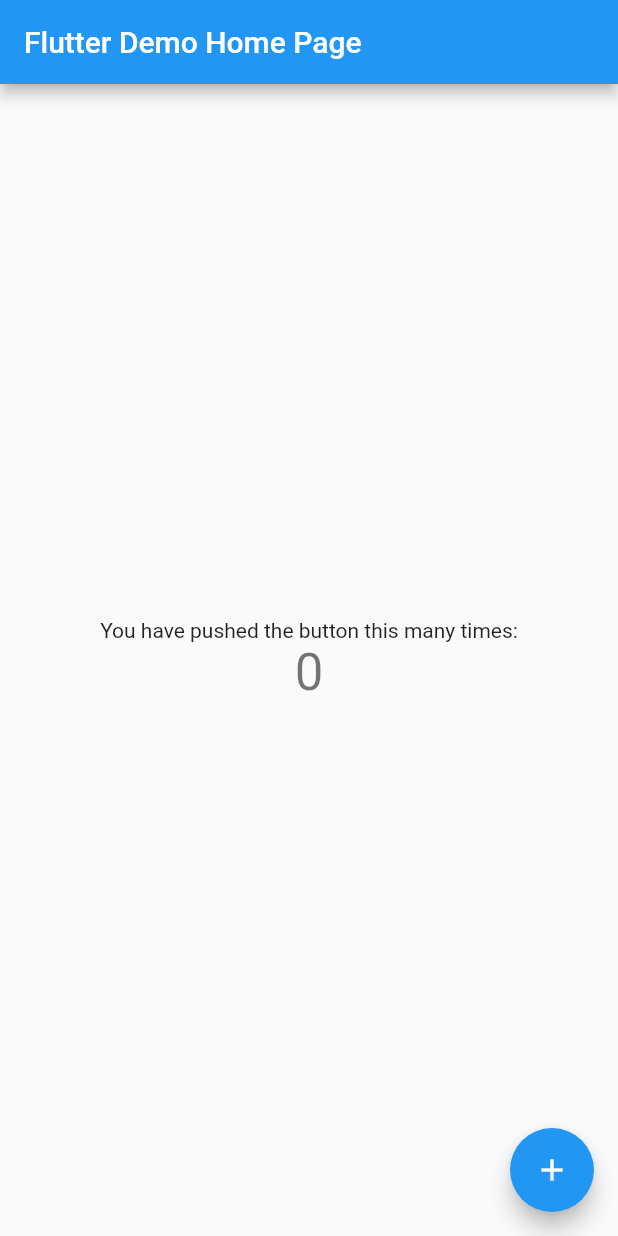
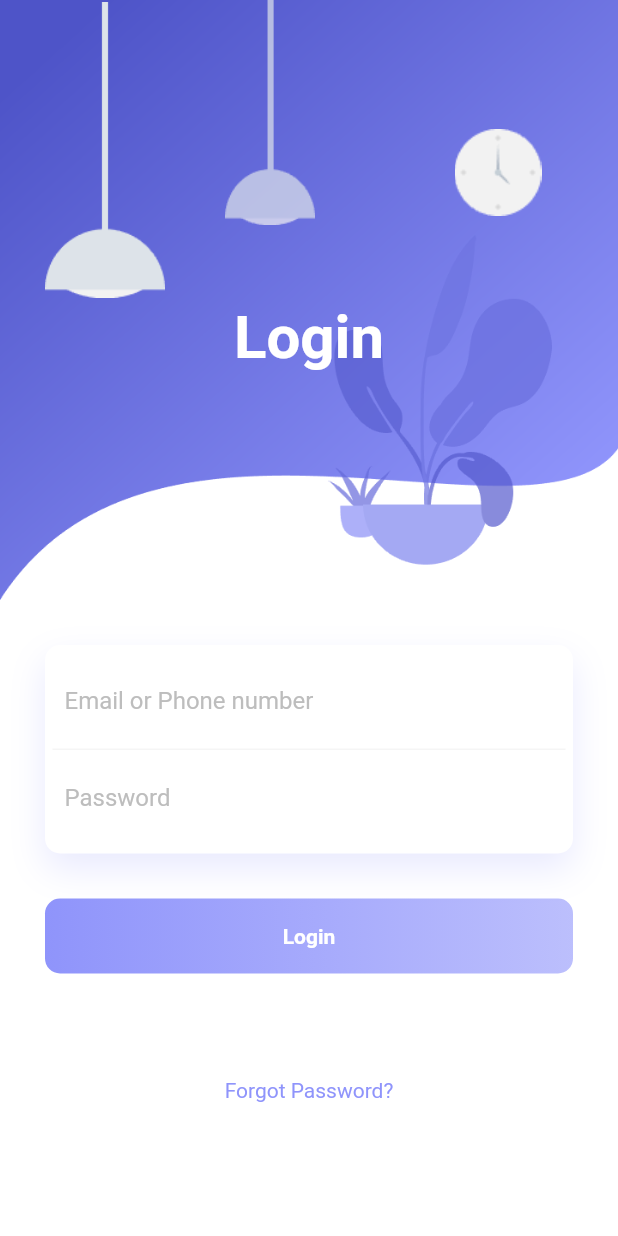
Before and after one commit to afgprogrammer/Flutter-Login-Page-UI, a Flutter app: the screen it shows after launch, on a phone screen of 412 x 824 dp. Run offline on Flutter 3.47's test engine with Material 2 defaults, Android fonts, the phone set to English and light mode, and no system bars; our stand-ins replace simple_animations.

Commit message:
Make main page

```diff
--- a/lib/main.dart
+++ b/lib/main.dart
@@ -1,111 +1,148 @@
+import 'package:day12_login/Animation/FadeAnimation.dart';
 import 'package:flutter/material.dart';
 
-void main() => runApp(MyApp());
+void main() => runApp(
+  MaterialApp(
+    debugShowCheckedModeBanner: false,
+    home: HomePage(),
+  )
+);
 
-class MyApp extends StatelessWidget {
-  // This widget is the root of your application.
+class HomePage extends StatelessWidget {
   @override
   Widget build(BuildContext context) {
-    return MaterialApp(
-      title: 'Flutter Demo',
-      theme: ThemeData(
-        // This is the theme of your application.
-        //
-        // Try running your application with "flutter run". You'll see the
-        // application has a blue toolbar. Then, without quitting the app, try
-        // changing the primarySwatch below to Colors.green and then invoke
-        // "hot reload" (press "r" in the console where you ran "flutter run",
-        // or simply save your changes to "hot reload" in a Flutter IDE).
-        // Notice that the counter didn't reset back to zero; the application
-        // is not restarted.
-        primarySwatch: Colors.blue,
+    return Scaffold(
+      backgroundColor: Colors.white,
+      body: Container(
+        child: Column(
+          children: <Widget>[
+            Container(
+              height: 400,
+              decoration: BoxDecoration(
+                image: DecorationImage(
+                  image: AssetImage('assets/images/background.png'),
+                  fit: BoxFit.fill
+                )
+              ),
+              child: Stack(
+                children: <Widget>[
+                  Positioned(
+                    left: 30,
+                    width: 80,
+                    height: 200,
+                    child: FadeAnimation(1, Container(
+                      decoration: BoxDecoration(
+                        image: DecorationImage(
+                          image: AssetImage('assets/images/light-1.png')
+                        )
+                      ),
+                    )),
+                  ),
+                  Positioned(
+                    left: 140,
+                    width: 80,
+                    height: 150,
+                    child: FadeAnimation(1.3, Container(
+                      decoration: BoxDecoration(
+                        image: DecorationImage(
+                          image: AssetImage('assets/images/light-2.png')
+                        )
+                      ),
+                    )),
+                  ),
+                  Positioned(
+                    right: 40,
+                    top: 40,
+                    width: 80,
+                    height: 150,
+                    child: FadeAnimation(1.5, Container(
+                      decoration: BoxDecoration(
+                        image: DecorationImage(
+                          image: AssetImage('assets/images/clock.png')
+                        )
+                      ),
+                    )),
+                  ),
+                  Positioned(
+                    child: FadeAnimation(1.6, Container(
+                      margin: EdgeInsets.only(top: 50),
+                      child: Center(
+                        child: Text("Login", style: TextStyle(color: Colors.white, fontSize: 40, fontWeight: FontWeight.bold),),
+                      ),
+                    )),
+                  )
+                ],
+              ),
+            ),
+            Padding(
+              padding: EdgeInsets.all(30.0),
+              child: Column(
+                children: <Widget>[
+                  FadeAnimation(1.8, Container(
+                    padding: EdgeInsets.all(5),
+                    decoration: BoxDecoration(
+                      color: Colors.white,
+                      borderRadius: BorderRadius.circular(10),
+                      boxShadow: [
+                        BoxShadow(
+                          color: Color.fromRGBO(143, 148, 251, .2),
+                          blurRadius: 20.0,
+                          offset: Offset(0, 10)
+                        )
+                      ]
+                    ),
+                    child: Column(
+                      children: <Widget>[
+                        Container(
+                          padding: EdgeInsets.all(8.0),
+                          decoration: BoxDecoration(
+                            border: Border(bottom: BorderSide(color: Colors.grey[100]))
+                          ),
+                          child: TextField(
+                            decoration: InputDecoration(
+                              border: InputBorder.none,
+                              hintText: "Email or Phone number",
+                              hintStyle: TextStyle(color: Colors.grey[400])
+                            ),
+                          ),
+                        ),
+                        Container(
+                          padding: EdgeInsets.all(8.0),
+                          child: TextField(
+                            decoration: InputDecoration(
+                              border: InputBorder.none,
+                              hintText: "Password",
+                              hintStyle: TextStyle(color: Colors.grey[400])
+                            ),
+                          ),
+                        )
+                      ],
+                    ),
+                  )),
+                  SizedBox(height: 30,),
+                  FadeAnimation(2, Container(
+                    height: 50,
+                    decoration: BoxDecoration(
+                      borderRadius: BorderRadius.circular(10),
+                      gradient: LinearGradient(
+                        colors: [
+                          Color.fromRGBO(143, 148, 251, 1),
+                          Color.fromRGBO(143, 148, 251, .6),
+                        ]
+                      )
+                    ),
+                    child: Center(
+                      child: Text("Login", style: TextStyle(color: Colors.white, fontWeight: FontWeight.bold),),
+                    ),
+                  )),
+                  SizedBox(height: 70,),
+                  FadeAnimation(1.5, Text("Forgot Password?", style: TextStyle(color: Color.fromRGBO(143, 148, 251, 1)),)),
+                ],
+              ),
+            )
+          ],
+        ),
       ),
-      home: MyHomePage(title: 'Flutter Demo Home Page'),
     );
   }
 }
-
-class MyHomePage extends StatefulWidget {
-  MyHomePage({Key key, this.title}) : super(key: key);
-
-  // This widget is the home page of your application. It is stateful, meaning
-  // that it has a State object (defined below) that contains fields that affect
-  // how it looks.
-
-  // This class is the configuration for the state. It holds the values (in this
-  // case the title) provided by the parent (in this case the App widget) and
-  // used by the build method of the State. Fields in a Widget subclass are
-  // always marked "final".
-
-  final String title;
-
-  @override
-  _MyHomePageState createState() => _MyHomePageState();
-}
-
-class _MyHomePageState extends State<MyHomePage> {
-  int _counter = 0;
-
-  void _incrementCounter() {
-    setState(() {
-      // This call to setState tells the Flutter framework that something has
-      // changed in this State, which causes it to rerun the build method below
-      // so that the display can reflect the updated values. If we changed
-      // _counter without calling setState(), then the build method would not be
-      // called again, and so nothing would appear to happen.
-      _counter++;
-    });
-  }
-
-  @override
-  Widget build(BuildContext context) {
-    // This method is rerun every time setState is called, for instance as done
-    // by the _incrementCounter method above.
-    //
-    // The Flutter framework has been optimized to make rerunning build methods
-    // fast, so that you can just rebuild anything that needs updating rather
-    // than having to individually change instances of widgets.
-    return Scaffold(
-      appBar: AppBar(
-        // Here we take the value from the MyHomePage object that was created by
-        // the App.build method, and use it to set our appbar title.
-        title: Text(widget.title),
-      ),
-      body: Center(
-        // Center is a layout widget. It takes a single child and positions it
-        // in the middle of the parent.
-        child: Column(
-          // Column is also a layout widget. It takes a list of children and
-          // arranges them vertically. By default, it sizes itself to fit its
-          // children horizontally, and tries to be as tall as its parent.
-          //
-          // Invoke "debug painting" (press "p" in the console, choose the
-          // "Toggle Debug Paint" action from the Flutter Inspector in Android
-          // Studio, or the "Toggle Debug Paint" command in Visual Studio Code)
-          // to see the wireframe for each widget.
-          //
-          // Column has various properties to control how it sizes itself and
-          // how it positions its children. Here we use mainAxisAlignment to
-          // center the children vertically; the main axis here is the vertical
-          // axis because Columns are vertical (the cross axis would be
-          // horizontal).
-          mainAxisAlignment: MainAxisAlignment.center,
-          children: <Widget>[
-            Text(
-              'You have pushed the button this many times:',
-            ),
-            Text(
-              '$_counter',
-              style: Theme.of(context).textTheme.display1,
-            ),
-          ],
-        ),
-      ),
-      floatingActionButton: FloatingActionButton(
-        onPressed: _incrementCounter,
-        tooltip: 'Increment',
-        child: Icon(Icons.add),
-      ), // This trailing comma makes auto-formatting nicer for build methods.
-    );
-  }
-}
```
